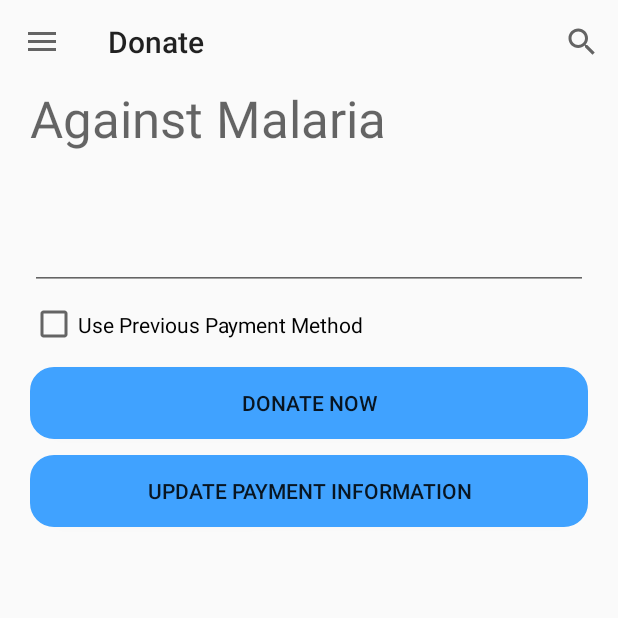
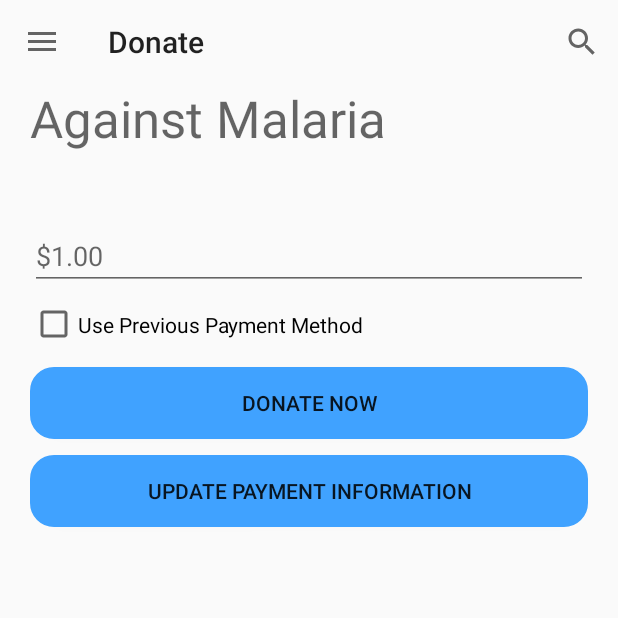
Before and after one commit to cfogg6/Spark-For-Change, an Android app: the DonateActivity screen opened directly, with no data from a screen before it, on a phone screen of 412 x 824 dp, the top half of it. Run offline under Robolectric (Android 15) with nearby library versions, the phone set to English and light mode, and no system bars; 1 statement that could not run was skipped.

Commit message:
Hint on donate

```diff
--- a/SparkForChange/app/src/main/res/layout/activity_donate.xml
+++ b/SparkForChange/app/src/main/res/layout/activity_donate.xml
@@ -17,7 +17,8 @@
         android:id="@+id/et_donate_dollar_amount"
         android:layout_width="match_parent"
         android:layout_height="match_parent"
-        android:inputType="numberDecimal"/>
+        android:hint="$1.00"
+        android:inputType="numberDecimal" />
 
     <CheckBox
         android:id="@+id/cb_use_payment"
```
